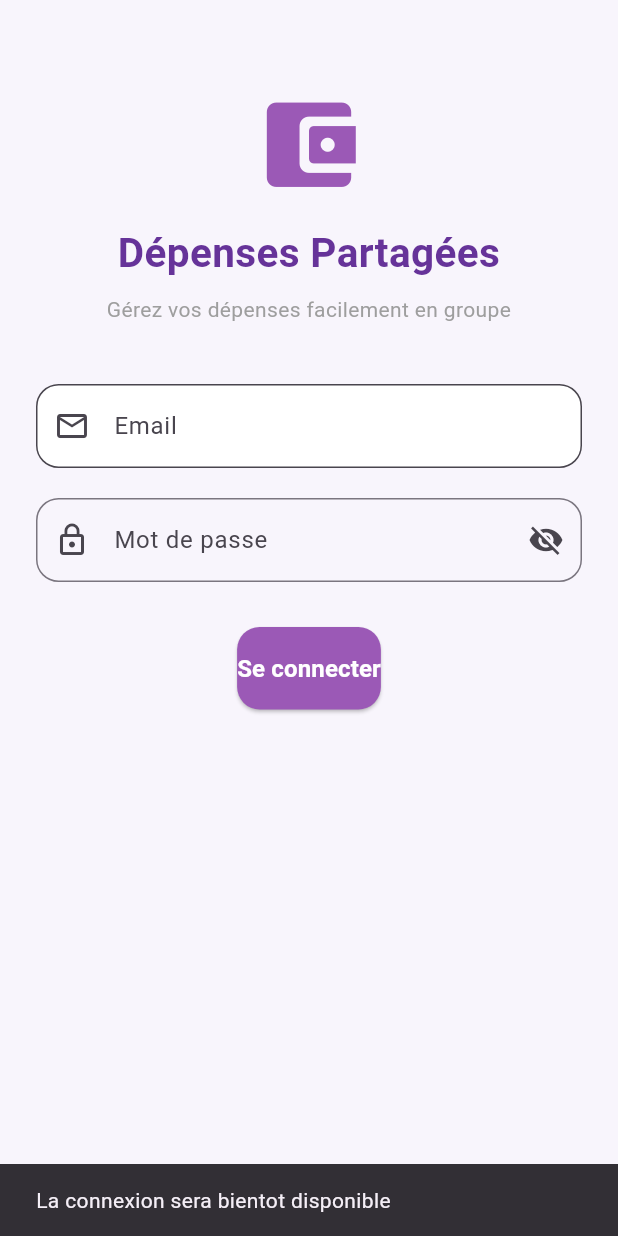
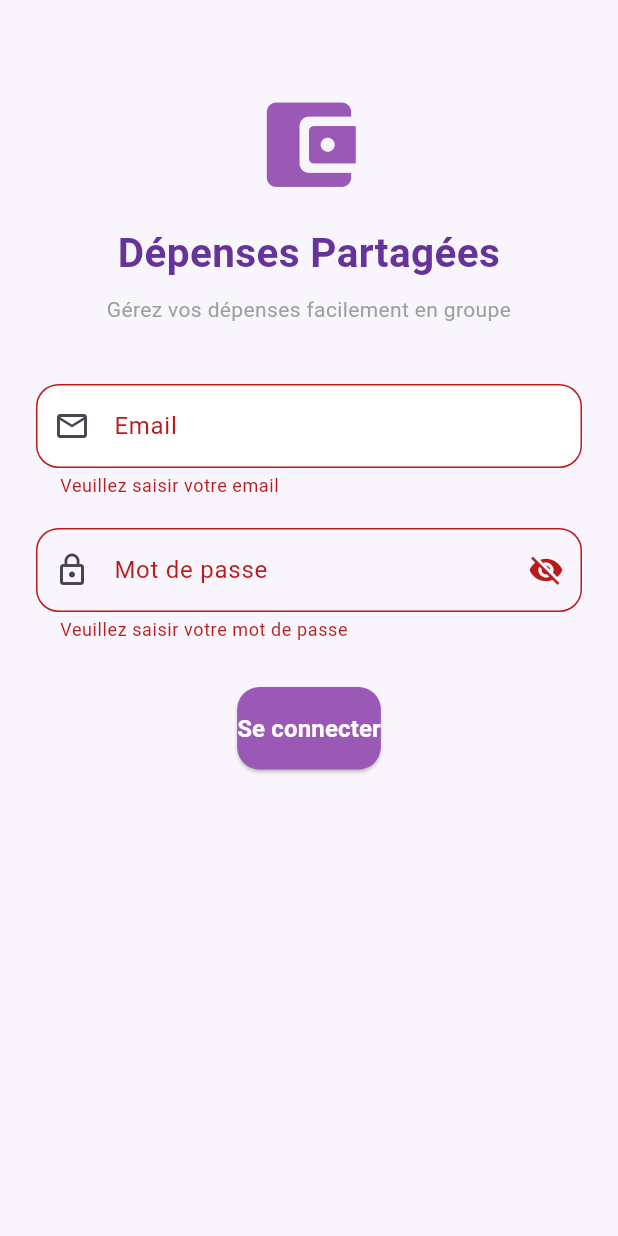
Before and after one commit to azzaalouane42-jpg/depenses_partagees, a Flutter app: the screen it shows after launch, after a tap on "Se connecter", on a phone screen of 412 x 824 dp. Run offline on Flutter 3.47's test engine with Material 3 defaults, Android fonts, the phone set to English and light mode, and no system bars.

Commit message:
login screen

```diff
--- a/lib/screens/login_screen.dart
+++ b/lib/screens/login_screen.dart
@@ -49,6 +49,15 @@ class _LoginScreenState extends State<LoginScreen>{
               TextFormField(
                 controller: emailController,
                 keyboardType: TextInputType.emailAddress,
+                validator:(value){
+                if(value ==null || value.isEmpty){
+                  return 'Veuillez saisir votre email';
+                }
+                if(!value.contains('@') || !value.contains('.')){
+                  return 'Email invalide';
+                }
+                return null;
+               },
                 decoration: InputDecoration(labelText: 'Email',
                 prefixIcon: const Icon(Icons.email_outlined),
                   filled: true,
@@ -63,10 +72,21 @@ class _LoginScreenState extends State<LoginScreen>{
             TextFormField(
               controller: passwordController,
             obscureText: cachermotdepasse,
+              validator: (value){
+                if(value ==null || value.isEmpty){
+                  return 'Veuillez saisir votre mot de passe';
+                }
+                if(value.length < 6){
+                  return 'Le mot de passe doit contenir au moins 6 caractéres';
+                }
+                return null;
+              },
+
               decoration: InputDecoration(
               labelText: 'Mot de passe',
               prefixIcon: const Icon(Icons.lock_outline),
-                suffixIcon: IconButton(icon: Icon(
+              suffixIcon: IconButton(
+                icon: Icon(
                   cachermotdepasse
                       ? Icons.visibility_off
                       : Icons.visibility,
@@ -77,14 +97,18 @@ class _LoginScreenState extends State<LoginScreen>{
                   });
                 },
               ),
-                border: OutlineInputBorder(borderRadius: BorderRadius.circular(15),
-                ),),
+              border: OutlineInputBorder(
+                borderRadius: BorderRadius.circular(15),
+              ),
+            ),
           ),
               const SizedBox(height: 30),
               ElevatedButton(onPressed: (){
-                ScaffoldMessenger.of(context).showSnackBar(const SnackBar(content:
-                Text('La connexion sera bientot disponible'),
+                  if(_formKey.currentState!.validate()){
+                    ScaffoldMessenger.of(context).showSnackBar(const SnackBar(
+                      content:Text('la connexion sera bientot disponible'),
                     ),);
+                  }
               },
               style: ElevatedButton.styleFrom(backgroundColor: const Color(0xFF9B59B6),
               foregroundColor: Colors.white,
```
Lines whose indentation alone changed are shown as unchanged.
